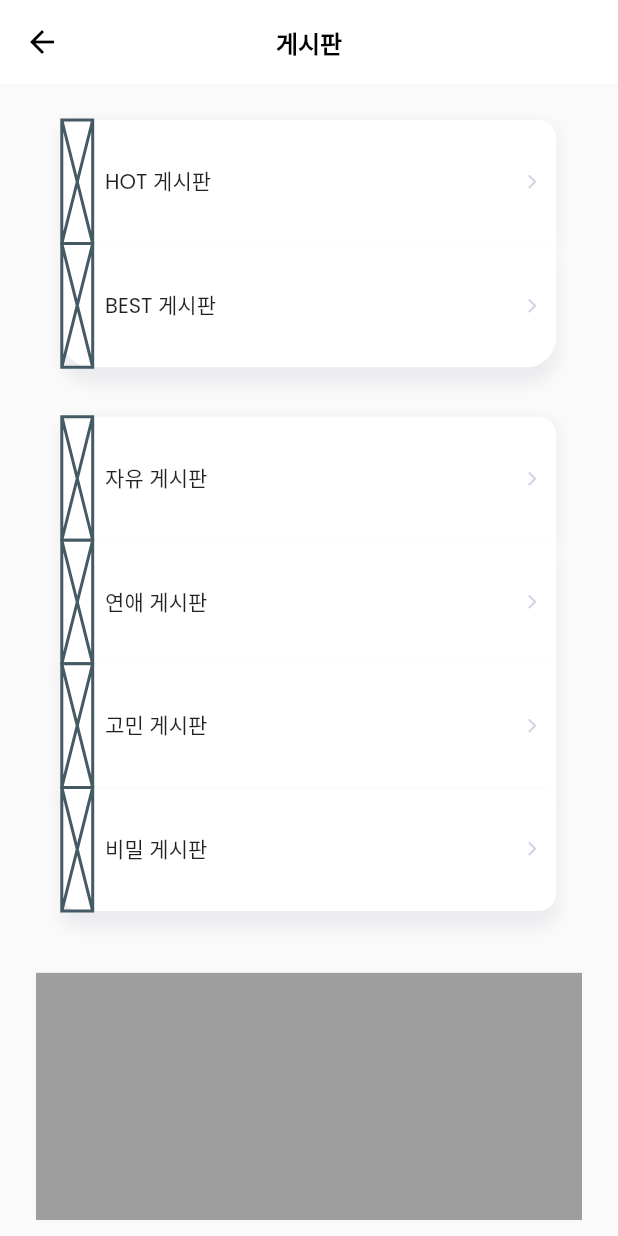
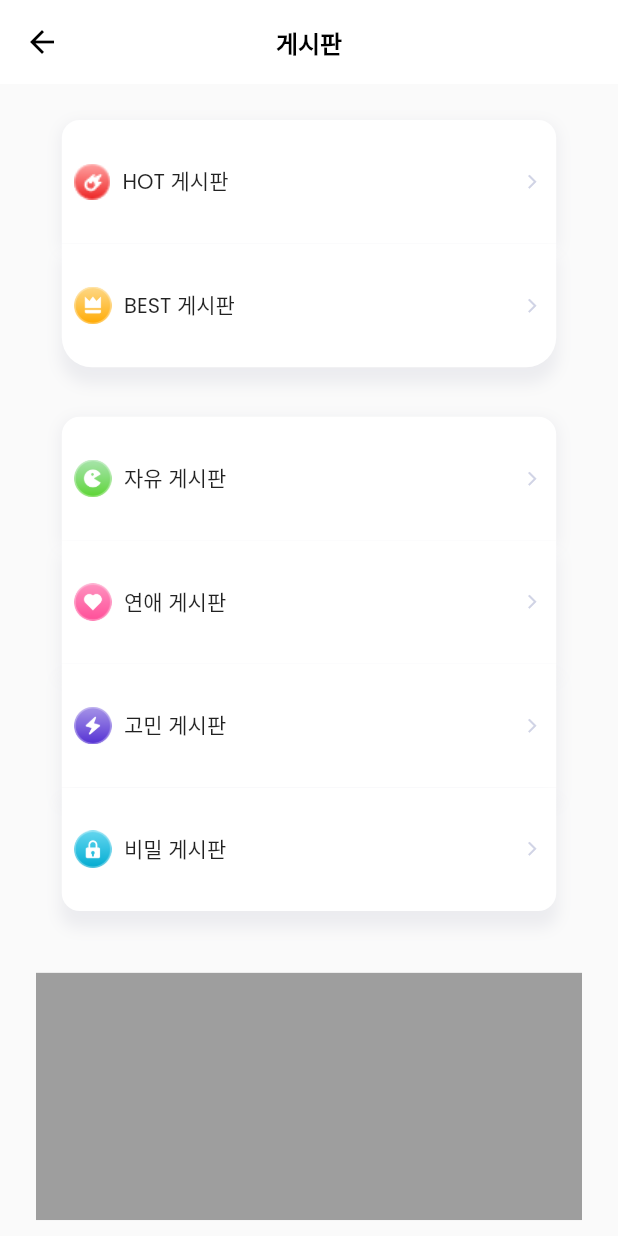
Before and after one commit to HyeonminMoon/woomul, a Flutter app: the MainBoardScreen screen opened directly, on a phone screen of 412 x 824 dp. Run offline on Flutter 3.47's test engine with Material 2 defaults, Android fonts, the phone set to English and light mode, and no system bars; our stand-ins replace cloud_firestore, firebase_auth, firebase_core, firebase_messaging, flutter_local_notifications, google_fonts and 2 more; accounts and stored records are empty.

Commit message:
[UPDATE]아이콘 이미지 변경

```diff
--- a/lib/ui/board/main_board_page.dart
+++ b/lib/ui/board/main_board_page.dart
@@ -110,7 +110,11 @@ class _MainBoardScreenState extends State<MainBoardScreen> {
                               children: [
                                 Row(
                                   children: [
-                                    Placeholder(fallbackWidth: phoneSize.width*0.05,),
+                                    //Placeholder(fallbackWidth: phoneSize.width*0.05,),
+                                    SizedBox(width: phoneSize.width*0.02,),
+                                    Image(
+                                        image: AssetImage('assets/images/board/Hotmenu.png')
+                                    ),
                                     SizedBox(width: phoneSize.width*0.02,),
                                     Text(
                                       'HOT 게시판',
@@ -165,7 +169,12 @@ class _MainBoardScreenState extends State<MainBoardScreen> {
                               children: [
                                 Row(
                                   children: [
-                                    Placeholder(fallbackWidth: phoneSize.width*0.05,),
+                                    //Placeholder(fallbackWidth: phoneSize.width*0.05,),
+                                    SizedBox(width: phoneSize.width*0.02,),
+                                    Image(
+                                        image: AssetImage('assets/images/board/Bestmenu.png'),
+                                      width: 25,
+                                    ),
                                     SizedBox(width: phoneSize.width*0.02,),
                                     Text(
                                       'BEST 게시판',
@@ -221,7 +230,12 @@ class _MainBoardScreenState extends State<MainBoardScreen> {
                               children: [
                                 Row(
                                   children: [
-                                    Placeholder(fallbackWidth: phoneSize.width*0.05,),
+                                    //Placeholder(fallbackWidth: phoneSize.width*0.05,),
+                                    SizedBox(width: phoneSize.width*0.02,),
+                                    Image(
+                                        image: AssetImage('assets/images/board/Freemenu.png'),
+                                      width: 25,
+                                    ),
                                     SizedBox(width: phoneSize.width*0.02,),
                                     Text(
                                       '자유 게시판',
@@ -273,7 +287,12 @@ class _MainBoardScreenState extends State<MainBoardScreen> {
                               children: [
                                 Row(
                                   children: [
-                                    Placeholder(fallbackWidth: phoneSize.width*0.05,),
+                                    //Placeholder(fallbackWidth: phoneSize.width*0.05,),
+                                    SizedBox(width: phoneSize.width*0.02,),
+                                    Image(
+                                        image: AssetImage('assets/images/board/Lovemenu.png'),
+                                      width: 25,
+                                    ),
                                     SizedBox(width: phoneSize.width*0.02,),
                                     Text(
                                       '연애 게시판',
@@ -325,7 +344,12 @@ class _MainBoardScreenState extends State<MainBoardScreen> {
                               children: [
                                 Row(
                                   children: [
-                                    Placeholder(fallbackWidth: phoneSize.width*0.05,),
+                                    //Placeholder(fallbackWidth: phoneSize.width*0.05,),
+                                    SizedBox(width: phoneSize.width*0.02,),
+                                    Image(
+                                        image: AssetImage('assets/images/board/Worrymenu.png'),
+                                      width: 25,
+                                    ),
                                     SizedBox(width: phoneSize.width*0.02,),
                                     Text(
                                       '고민 게시판',
@@ -380,7 +404,12 @@ class _MainBoardScreenState extends State<MainBoardScreen> {
                               children: [
                                 Row(
                                   children: [
-                                    Placeholder(fallbackWidth: phoneSize.width*0.05,),
+                                    //Placeholder(fallbackWidth: phoneSize.width*0.05,),
+                                    SizedBox(width: phoneSize.width*0.02,),
+                                    Image(
+                                        image: AssetImage('assets/images/board/Secretmenu.png'),
+                                      width: 25,
+                                    ),
                                     SizedBox(width: phoneSize.width*0.02,),
                                     Text(
                                       '비밀 게시판',
--- a/pubspec.yaml
+++ b/pubspec.yaml
@@ -47,3 +47,4 @@ flutter:
   assets:
     - assets/
     - assets/images/chara/
+    - assets/images/board/
```
Also changed, not shown: assets/images/board/Bestmenu.png (added), assets/images/board/Freemenu.png (added), assets/images/board/Lovemenu.png (added), assets/images/board/Secretmenu.png (added), assets/images/board/Worrymenu.png (added).
